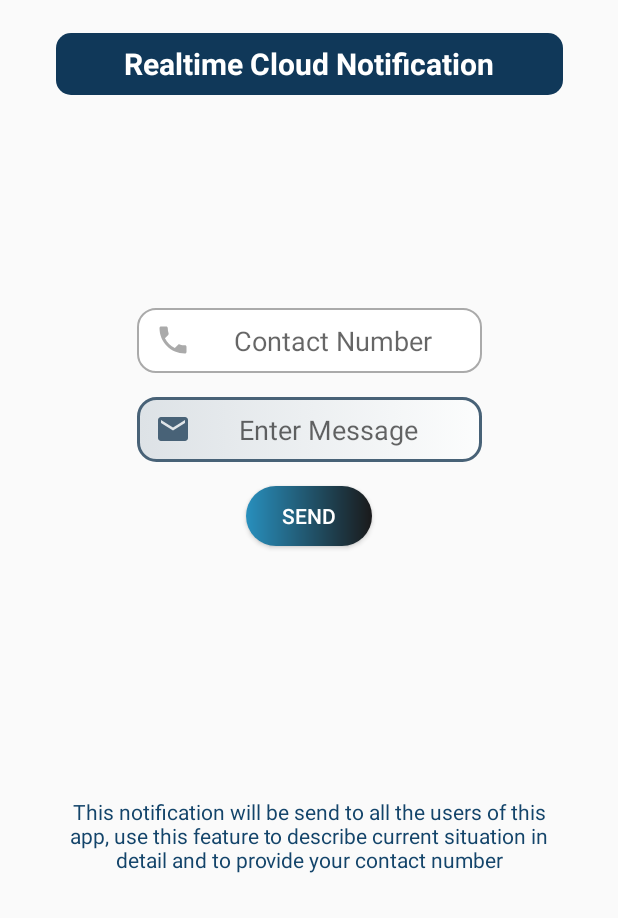
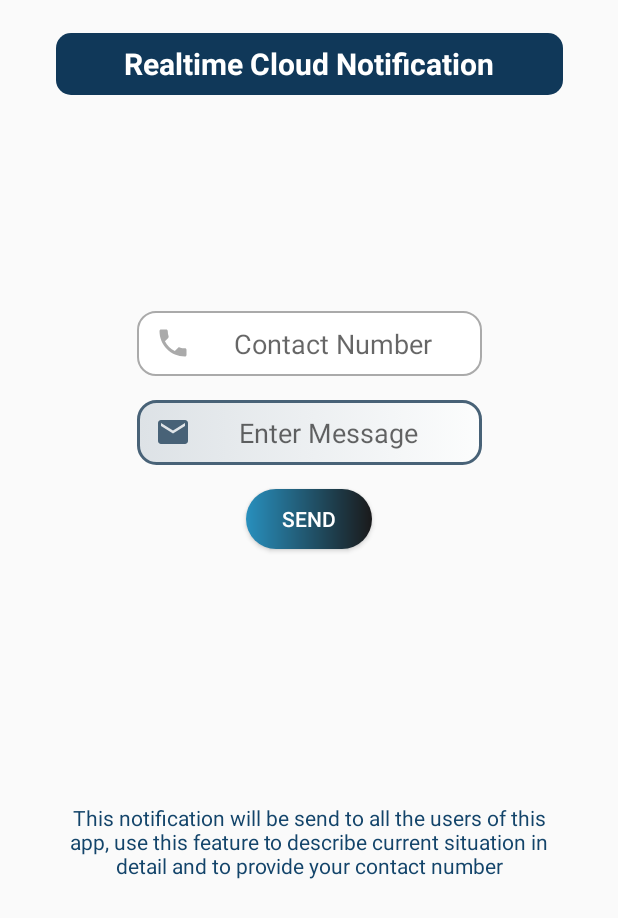
Before and after one commit to jaskirat2/Eligius, an Android app: the MainActivity2 screen opened directly, with no data from a screen before it, on a phone screen of 412 x 824 dp. Shown: the top 918 px of the screen. Run offline under Robolectric (Android 15) with nearby library versions, the light colour scheme and no system bars; libraries missing offline, so code that uses them is left out: es.dmoral.toasty; Roboto replaces fonts that are not available here; 1 statement that could not run was skipped.

Commit message:
minor layout changes

```diff
--- a/app/src/main/res/layout/activity_main2.xml
+++ b/app/src/main/res/layout/activity_main2.xml
@@ -41,7 +41,7 @@
         android:id="@+id/etTitle"
         android:layout_width="230dp"
         android:layout_height="43dp"
-        android:layout_marginTop="142dp"
+        android:layout_marginTop="144dp"
         android:background="@drawable/custom_input"
         android:drawableStart="@drawable/custom_contact_icon"
         android:drawablePadding="8dp"
@@ -60,7 +60,7 @@
         android:id="@+id/textView5"
         android:layout_width="336dp"
         android:layout_height="66dp"
-        android:layout_marginTop="160dp"
+        android:layout_marginTop="162dp"
         android:gravity="center"
         android:text="@string/ah"
         android:textColor="#13446A"
```
